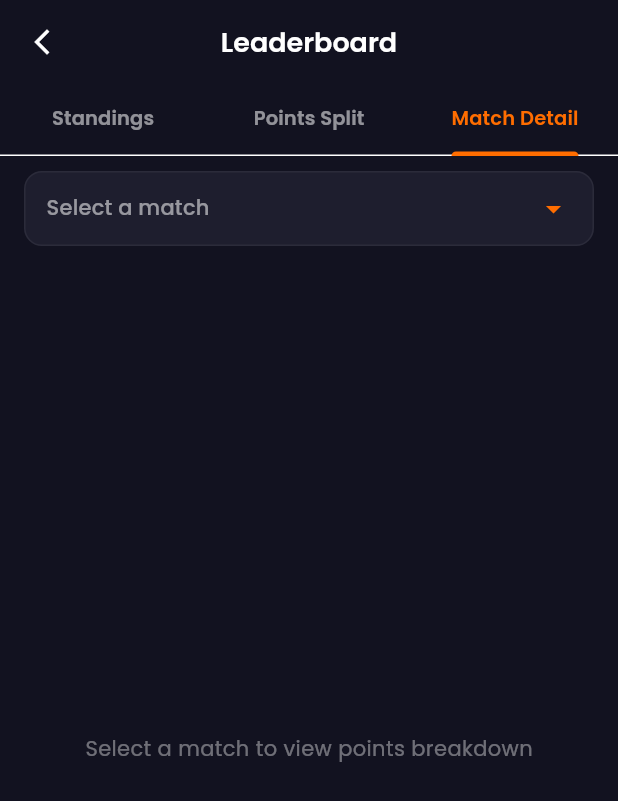
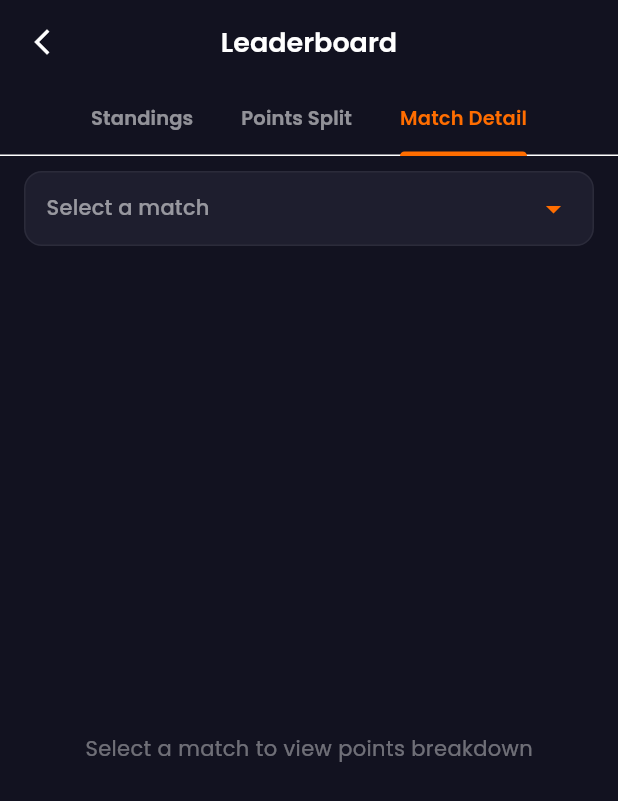
Before and after one commit to ramcgobburu/guess-master, a Flutter app: the LeaderboardScreen screen opened by its route, tab 3 chosen, on a phone screen of 412 x 824 dp. Shown: the top 801 px of the screen. Run offline on Flutter 3.47's test engine with Material 3 defaults, Android fonts, the phone set to English and light mode, and no system bars; our stand-ins replace flutter_animate, google_fonts, supabase_flutter; accounts and stored records are empty; network calls fail.

Commit message:
Fix leaderboard tabs not visible on mobile - make scrollable
Made-with: Cursor

```diff
--- a/lib/screens/leaderboard_screen.dart
+++ b/lib/screens/leaderboard_screen.dart
@@ -150,11 +150,14 @@ class _LeaderboardScreenState extends State<LeaderboardScreen>
             : 'Leaderboard'),
         bottom: TabBar(
           controller: _tabController,
+          isScrollable: true,
+          tabAlignment: TabAlignment.center,
           indicatorColor: AppTheme.accentOrange,
           labelColor: AppTheme.accentOrange,
           unselectedLabelColor: Colors.white54,
           labelStyle:
               const TextStyle(fontSize: 13, fontWeight: FontWeight.w600),
+          labelPadding: const EdgeInsets.symmetric(horizontal: 16),
           tabs: const [
             Tab(text: 'Standings'),
             Tab(text: 'Points Split'),
```
